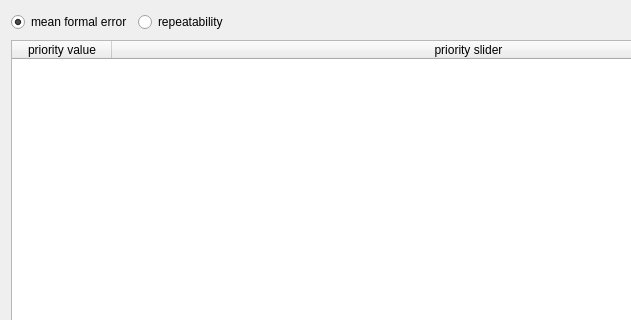
The window that Widgets/priorities.ui (TUW-VieVS/VieSchedppGUI) describes before a commit, drawn with Qt 5; both pictures show x 0 to 631 and y 0 to 320 of the 837 by 558 pixel window.
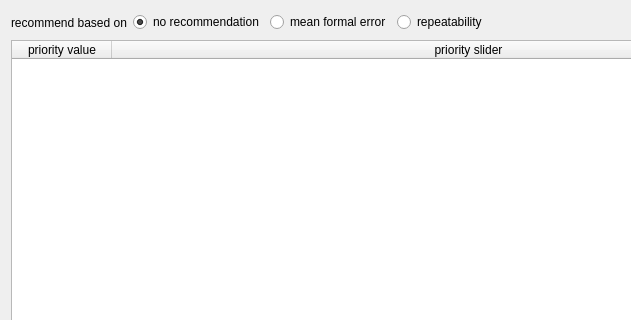
The same window after the commit.

Diff of the .ui file:
```diff
--- a/Widgets/priorities.ui
+++ b/Widgets/priorities.ui
@@ -22,13 +22,30 @@
      <property name="bottomMargin">
       <number>0</number>
      </property>
+     <item>
+      <widget class="QLabel" name="label_2">
+       <property name="text">
+        <string>recommend based on</string>
+       </property>
+      </widget>
+     </item>
+     <item>
+      <widget class="QRadioButton" name="radioButton_noRec">
+       <property name="text">
+        <string>no recommendation</string>
+       </property>
+       <property name="checked">
+        <bool>true</bool>
+       </property>
+      </widget>
+     </item>
      <item>
       <widget class="QRadioButton" name="radioButton_mfe">
        <property name="text">
         <string>mean formal error</string>
        </property>
        <property name="checked">
-        <bool>true</bool>
+        <bool>false</bool>
        </property>
       </widget>
      </item>
```
